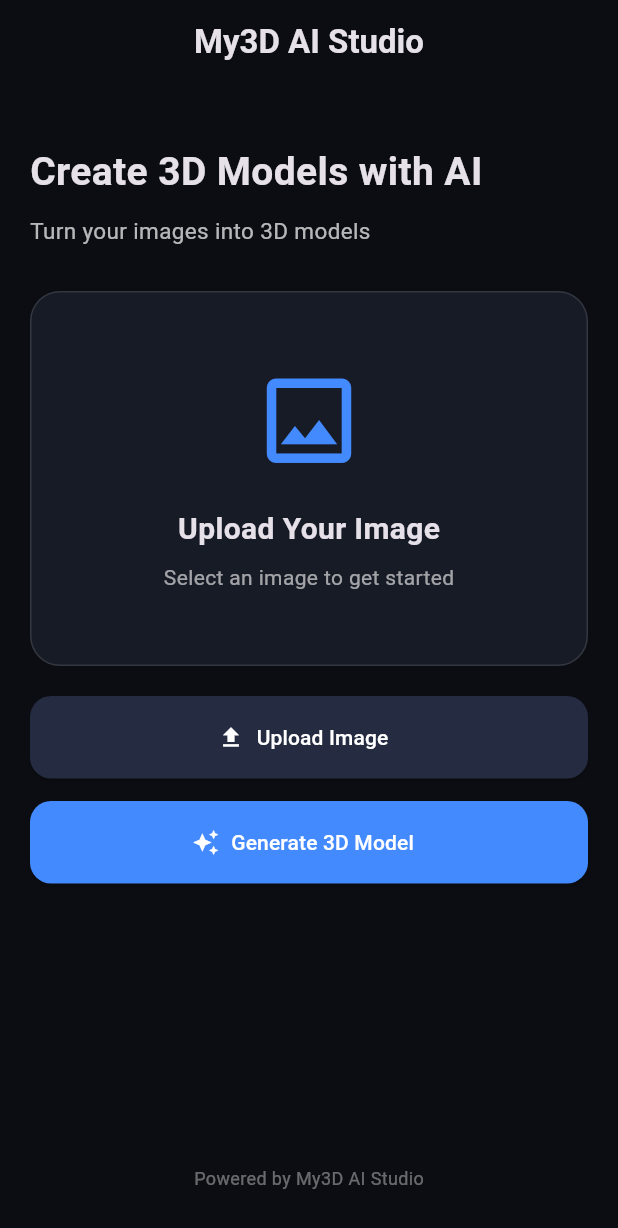
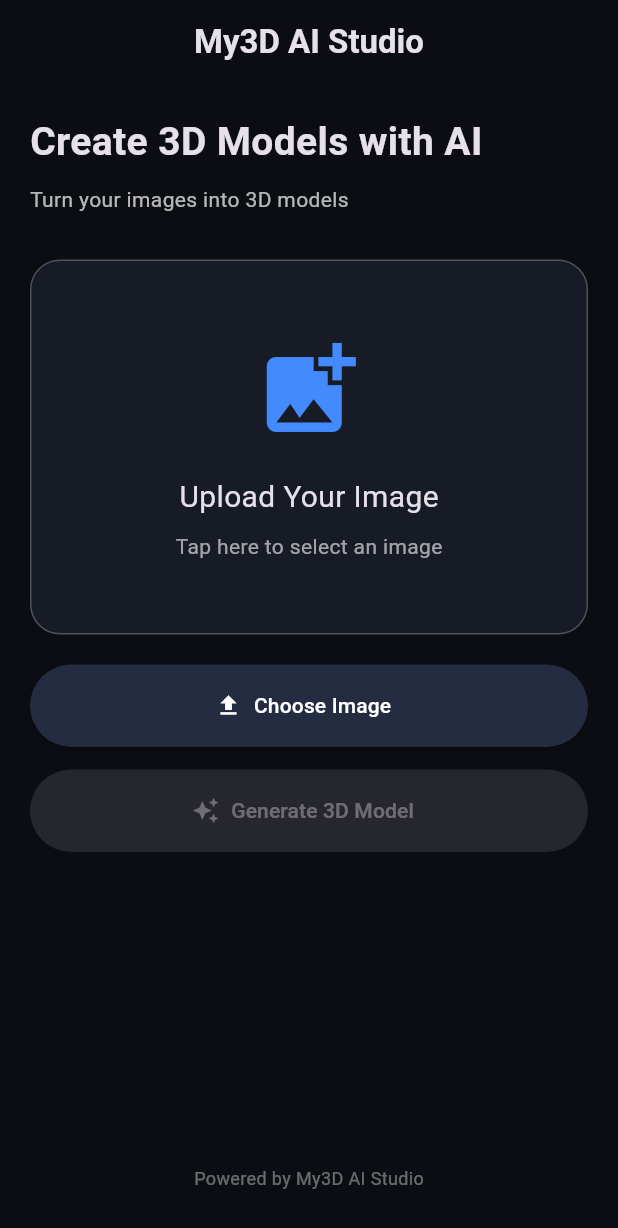
Before and after one commit to indranagendra822-sketch/my3d-ai-studio, a Flutter app: the screen it shows after launch, on a phone screen of 412 x 824 dp. Shown: the top 1228 px of the screen. Run offline on Flutter 3.47's test engine with Material 3 defaults, Android fonts, the phone set to English and light mode, and no system bars; our stand-ins replace image_picker.

Commit message:
Update main.dart

```diff
--- a/lib/main.dart
+++ b/lib/main.dart
@@ -1,4 +1,6 @@
+import 'dart:io';
 import 'package:flutter/material.dart';
+import 'package:image_picker/image_picker.dart';
 
 void main() {
   runApp(const My3DApp());
@@ -18,13 +20,35 @@ class My3DApp extends StatelessWidget {
   }
 }
 
-class HomeScreen extends StatelessWidget {
+class HomeScreen extends StatefulWidget {
   const HomeScreen({super.key});
+
+  @override
+  State<HomeScreen> createState() => _HomeScreenState();
+}
+
+class _HomeScreenState extends State<HomeScreen> {
+  File? selectedImage;
+
+  Future<void> pickImage() async {
+    final picker = ImagePicker();
+
+    final image = await picker.pickImage(
+      source: ImageSource.gallery,
+    );
+
+    if (image != null) {
+      setState(() {
+        selectedImage = File(image.path);
+      });
+    }
+  }
 
   @override
   Widget build(BuildContext context) {
     return Scaffold(
       backgroundColor: const Color(0xFF0B0D12),
+
       appBar: AppBar(
         backgroundColor: const Color(0xFF0B0D12),
         title: const Text(
@@ -33,13 +57,12 @@ class HomeScreen extends StatelessWidget {
         ),
         centerTitle: true,
       ),
+
       body: Padding(
         padding: const EdgeInsets.all(20),
         child: Column(
           crossAxisAlignment: CrossAxisAlignment.start,
           children: [
-            const SizedBox(height: 20),
-
             const Text(
               'Create 3D Models with AI',
               style: TextStyle(
@@ -52,46 +75,49 @@ class HomeScreen extends StatelessWidget {
 
             const Text(
               'Turn your images into 3D models',
-              style: TextStyle(
-                color: Colors.white70,
-                fontSize: 15,
-              ),
+              style: TextStyle(color: Colors.white70),
             ),
 
             const SizedBox(height: 30),
 
-            Container(
+            GestureDetector(
+              onTap: pickImage,
+              child: Container(
                 width: double.infinity,
                 height: 250,
                 decoration: BoxDecoration(
                   color: const Color(0xFF171B26),
                   borderRadius: BorderRadius.circular(20),
-                border: Border.all(
-                  color: Colors.white12,
+                  border: Border.all(color: Colors.white24),
                 ),
-              ),
-              child: const Column(
+                child: selectedImage == null
+                    ? const Column(
                         mainAxisAlignment: MainAxisAlignment.center,
                         children: [
                           Icon(
-                    Icons.image_outlined,
+                            Icons.add_photo_alternate,
                             size: 75,
                             color: Colors.blueAccent,
                           ),
                           SizedBox(height: 20),
                           Text(
                             'Upload Your Image',
-                    style: TextStyle(
-                      fontSize: 20,
-                      fontWeight: FontWeight.bold,
-                    ),
+                            style: TextStyle(fontSize: 20),
                           ),
                           SizedBox(height: 8),
                           Text(
-                    'Select an image to get started',
+                            'Tap here to select an image',
                             style: TextStyle(color: Colors.white60),
                           ),
                         ],
+                      )
+                    : ClipRRect(
+                        borderRadius: BorderRadius.circular(20),
+                        child: Image.file(
+                          selectedImage!,
+                          fit: BoxFit.contain,
+                        ),
+                      ),
               ),
             ),
 
@@ -101,21 +127,12 @@ class HomeScreen extends StatelessWidget {
               width: double.infinity,
               height: 55,
               child: ElevatedButton.icon(
-                onPressed: () {
-                  ScaffoldMessenger.of(context).showSnackBar(
-                    const SnackBar(
-                      content: Text('Image upload will be added soon!'),
-                    ),
-                  );
-                },
+                onPressed: pickImage,
                 icon: const Icon(Icons.upload),
-                label: const Text('Upload Image'),
+                label: const Text('Choose Image'),
                 style: ElevatedButton.styleFrom(
                   backgroundColor: const Color(0xFF252B40),
                   foregroundColor: Colors.white,
-                  shape: RoundedRectangleBorder(
-                    borderRadius: BorderRadius.circular(14),
-                  ),
                 ),
               ),
             ),
@@ -126,10 +143,14 @@ class HomeScreen extends StatelessWidget {
               width: double.infinity,
               height: 55,
               child: ElevatedButton.icon(
-                onPressed: () {
+                onPressed: selectedImage == null
+                    ? null
+                    : () {
                         ScaffoldMessenger.of(context).showSnackBar(
                           const SnackBar(
-                      content: Text('3D Generation will be connected soon!'),
+                            content: Text(
+                              'Image selected! AI generation is our next step.',
+                            ),
                           ),
                         );
                       },
@@ -138,9 +159,6 @@ class HomeScreen extends StatelessWidget {
                 style: ElevatedButton.styleFrom(
                   backgroundColor: Colors.blueAccent,
                   foregroundColor: Colors.white,
-                  shape: RoundedRectangleBorder(
-                    borderRadius: BorderRadius.circular(14),
-                  ),
                 ),
               ),
             ),
```
Lines whose indentation alone changed are shown as unchanged.
